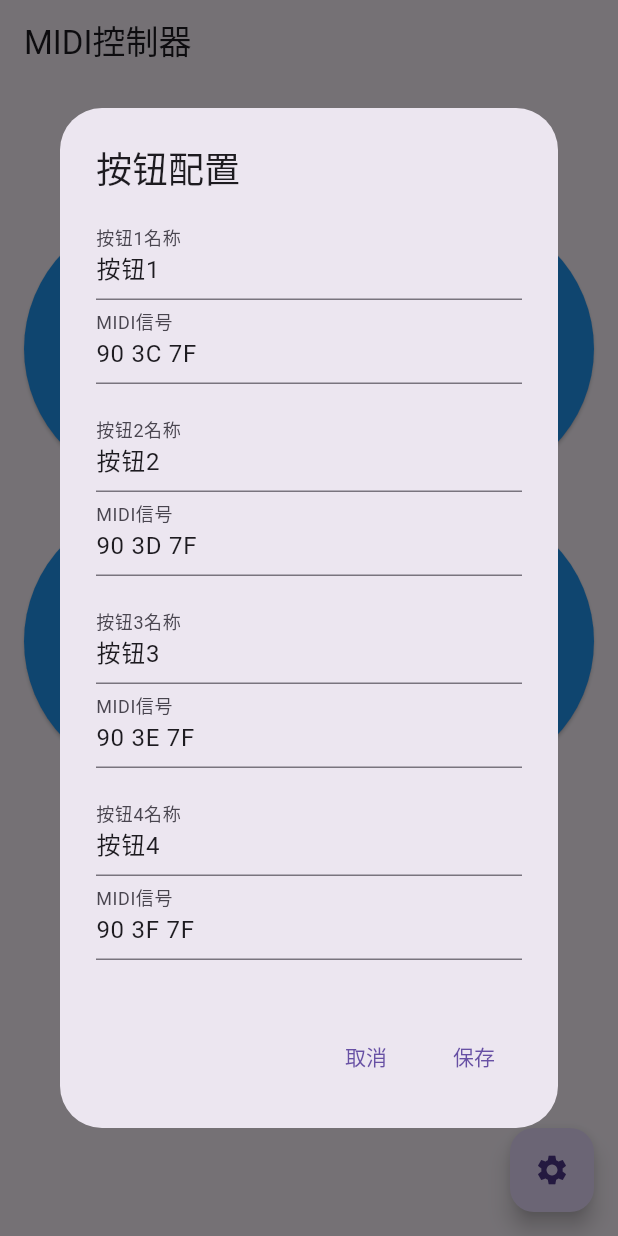
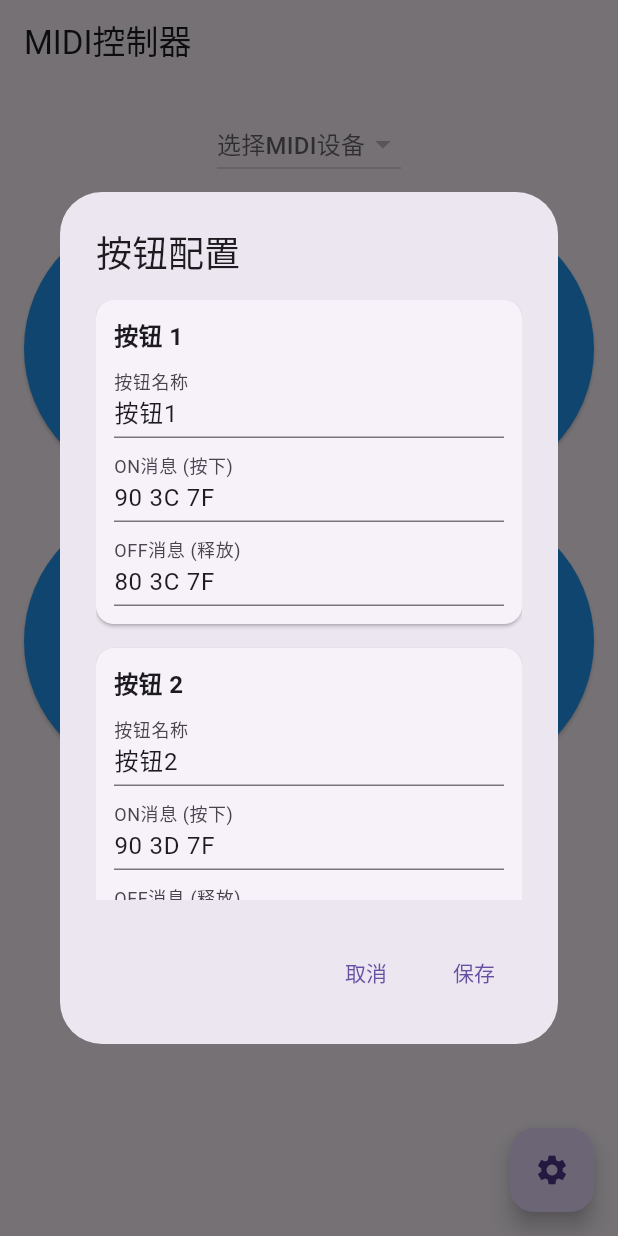
Before and after one commit to stefwoo/nux-ngs6-looper, a Flutter app: the screen it shows after launch, after a tap on the "settings" icon, on a phone screen of 412 x 824 dp. Run offline on Flutter 3.47's test engine with Material 3 defaults, Android fonts, the phone set to English and light mode, and no system bars.

Commit message:
优化USB设备管理，添加设备插拔监听器和友好名称显示，支持按钮ON/OFF状态切换

```diff
--- a/lib/main.dart
+++ b/lib/main.dart
@@ -32,17 +32,60 @@
   List<Map<String, dynamic>> devices = [];
   int? selectedDeviceId;
   List<ButtonState> buttonStates = List.generate(4, (_) => ButtonState.idle);
+  List<bool> buttonToggleStates = List.generate(4, (_) => false); // ON/OFF状态
   List<Map<String, dynamic>> buttonConfigs = [
-    {'name': '按钮1', 'message': '90 3C 7F', 'color': Colors.blue.value},
-    {'name': '按钮2', 'message': '90 3D 7F', 'color': Colors.blue.value},
-    {'name': '按钮3', 'message': '90 3E 7F', 'color': Colors.blue.value},
-    {'name': '按钮4', 'message': '90 3F 7F', 'color': Colors.blue.value},
+    {
+      'name': '按钮1',
+      'onMessage': '90 3C 7F',   // 按下时发送的MIDI消息 (Note On)
+      'offMessage': '80 3C 7F',  // 释放时发送的MIDI消息 (Note Off)
+      'color': Colors.blue.value
+    },
+    {
+      'name': '按钮2',
+      'onMessage': '90 3D 7F',
+      'offMessage': '80 3D 7F',
+      'color': Colors.blue.value
+    },
+    {
+      'name': '按钮3',
+      'onMessage': '90 3E 7F',
+      'offMessage': '80 3E 7F',
+      'color': Colors.blue.value
+    },
+    {
+      'name': '按钮4',
+      'onMessage': '90 3F 7F',
+      'offMessage': '80 3F 7F',
+      'color': Colors.blue.value
+    },
   ];
 
   @override
   void initState() {
     super.initState();
     _loadUsbDevices();
+    _setupDeviceListListener();
+  }
+
+  void _setupDeviceListListener() {
+    platform.setMethodCallHandler((call) async {
+      if (call.method == 'onDeviceListUpdated') {
+        final result = call.arguments as List;
+        setState(() {
+          devices = result.map((item) {
+            final map = Map<String, dynamic>.from(item);
+            return {
+              'deviceId': map['deviceId'] as int,
+              'deviceName': map['deviceName'] as String? ?? '未知设备',
+              'vendorId': map['vendorId'] as int,
+              'productId': map['productId'] as int,
+              'hasPermission': map['hasPermission'] as bool? ?? false,
+            };
+          }).toList();
+        });
+        debugPrint("Device list updated: ${devices.length} devices found");
+      }
+    });
   }
 
   Future<void> _loadUsbDevices() async {
@@ -76,16 +119,27 @@
     });
 
     try {
+      // 切换按钮状态
+      final isCurrentlyOn = buttonToggleStates[buttonIndex];
+      final messageToSend = isCurrentlyOn
+          ? buttonConfigs[buttonIndex]['offMessage']  // 当前是ON，发送OFF消息
+          : buttonConfigs[buttonIndex]['onMessage'];  // 当前是OFF，发送ON消息
+
       final success = await platform.invokeMethod('sendMidiMessage', {
         'deviceId': selectedDeviceId,
-        'message': buttonConfigs[buttonIndex]['message'],
+        'message': messageToSend,
       });
 
+      if (success) {
         setState(() {
-        buttonStates[buttonIndex] = success ? ButtonState.sent : ButtonState.error;
+          buttonToggleStates[buttonIndex] = !isCurrentlyOn; // 切换状态
+          buttonStates[buttonIndex] = ButtonState.sent;
         });
-
-      if (!success) {
+        debugPrint('Button $buttonIndex toggled to ${buttonToggleStates[buttonIndex] ? "ON" : "OFF"}');
+      } else {
+        setState(() {
+          buttonStates[buttonIndex] = ButtonState.error;
+        });
         _showError('发送MIDI消息失败');
       }
     } on PlatformException catch (e) {
@@ -94,6 +148,15 @@
       });
       _showError('发送MIDI消息时出错: ${e.message}');
     }
+
+    // 重置按钮发送状态
+    Future.delayed(const Duration(milliseconds: 500), () {
+      if (mounted) {
+        setState(() {
+          buttonStates[buttonIndex] = ButtonState.idle;
+        });
+      }
+    });
   }
 
   void _showError(String message) {
@@ -137,12 +200,29 @@
                 children: List.generate(4, (index) {
                   return ElevatedButton(
                     style: ElevatedButton.styleFrom(
-                      backgroundColor: _getButtonColor(buttonStates[index]),
+                      backgroundColor: _getButtonColor(buttonStates[index], buttonToggleStates[index]),
+                      side: buttonToggleStates[index]
+                          ? const BorderSide(color: Colors.white, width: 3)
+                          : null,
                     ),
                     onPressed: () => _sendMidiMessage(index),
-                    child: Text(
+                    child: Column(
+                      mainAxisAlignment: MainAxisAlignment.center,
+                      children: [
+                        Text(
                           buttonConfigs[index]['name'],
-                      style: const TextStyle(fontSize: 20),
+                          style: const TextStyle(fontSize: 18, fontWeight: FontWeight.bold),
+                        ),
+                        const SizedBox(height: 4),
+                        Text(
+                          buttonToggleStates[index] ? 'ON' : 'OFF',
+                          style: TextStyle(
+                            fontSize: 14,
+                            color: buttonToggleStates[index] ? Colors.white : Colors.grey[600],
+                            fontWeight: FontWeight.w500,
+                          ),
+                        ),
+                      ],
                     ),
                   );
                 }),
@@ -170,14 +250,14 @@
     }
   }
 
-  Color _getButtonColor(ButtonState state) {
+  Color _getButtonColor(ButtonState state, bool isToggleOn) {
     switch (state) {
       case ButtonState.idle:
-        return Colors.blue;
+        return isToggleOn ? Colors.green : Colors.blue;
       case ButtonState.sending:
         return Colors.orange;
       case ButtonState.sent:
-        return Colors.green;
+        return isToggleOn ? Colors.green : Colors.blue;
       case ButtonState.error:
         return Colors.red;
     }
@@ -208,24 +288,42 @@
       title: const Text('按钮配置'),
       content: SizedBox(
         width: double.maxFinite,
+        height: 400,
         child: ListView.builder(
-          shrinkWrap: true,
           itemCount: tempConfigs.length,
           itemBuilder: (context, index) {
-            return Column(
+            return Card(
+              margin: const EdgeInsets.only(bottom: 16),
+              child: Padding(
+                padding: const EdgeInsets.all(12),
+                child: Column(
+                  crossAxisAlignment: CrossAxisAlignment.start,
                   children: [
+                    Text(
+                      '按钮 ${index + 1}',
+                      style: const TextStyle(fontSize: 16, fontWeight: FontWeight.bold),
+                    ),
+                    const SizedBox(height: 8),
                     TextField(
-                  decoration: InputDecoration(labelText: '按钮${index + 1}名称'),
+                      decoration: const InputDecoration(labelText: '按钮名称', isDense: true),
                       controller: TextEditingController(text: tempConfigs[index]['name']),
                       onChanged: (value) => tempConfigs[index]['name'] = value,
                     ),
+                    const SizedBox(height: 8),
                     TextField(
-                  decoration: InputDecoration(labelText: 'MIDI信号'),
-                  controller: TextEditingController(text: tempConfigs[index]['message']),
-                  onChanged: (value) => tempConfigs[index]['message'] = value,
+                      decoration: const InputDecoration(labelText: 'ON消息 (按下)', isDense: true),
+                      controller: TextEditingController(text: tempConfigs[index]['onMessage']),
+                      onChanged: (value) => tempConfigs[index]['onMessage'] = value,
                     ),
-                const SizedBox(height: 16),
+                    const SizedBox(height: 8),
+                    TextField(
+                      decoration: const InputDecoration(labelText: 'OFF消息 (释放)', isDense: true),
+                      controller: TextEditingController(text: tempConfigs[index]['offMessage']),
+                      onChanged: (value) => tempConfigs[index]['offMessage'] = value,
+                    ),
                   ],
+                ),
+              ),
             );
           },
         ),
```
Also changed, not shown: 3 other files. Lines whose indentation alone changed are shown as unchanged.
